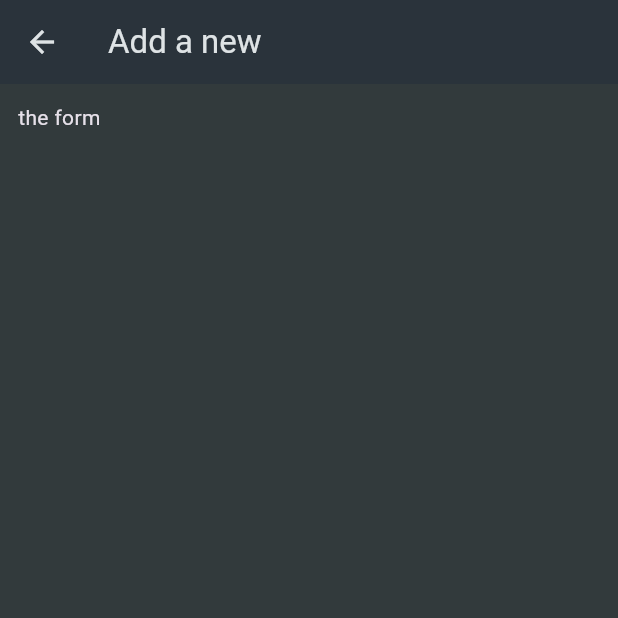
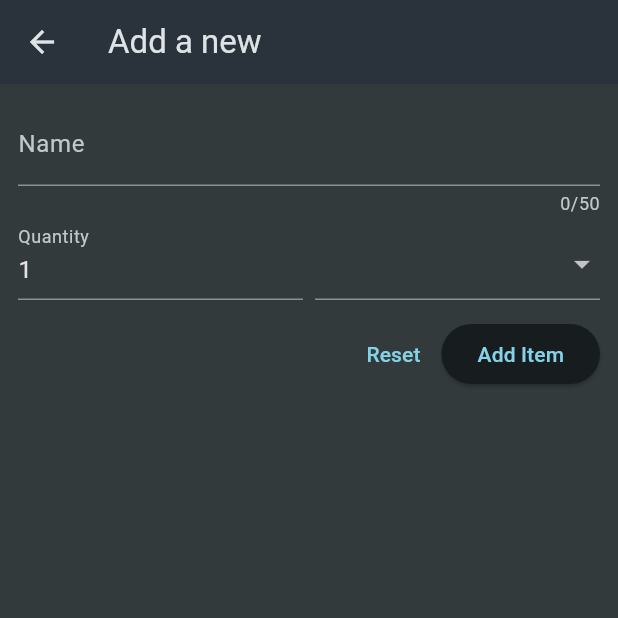
Before and after one commit to jzuber29/shopping_list, a Flutter app: the NewItem screen opened directly, on a phone screen of 412 x 824 dp, the top half of it. Run offline on Flutter 3.47's test engine with Material 3 defaults, Android fonts, the phone set to English and light mode, and no system bars.

Commit message:
Implemented form with TextFormField, dropdown, buttons, validation logic, and global key access

```diff
--- a/lib/widgets/new_item.dart
+++ b/lib/widgets/new_item.dart
@@ -1,26 +1,117 @@
 import 'package:flutter/material.dart';
+import 'package:shopping_list/data/categories.dart';
+import 'package:shopping_list/models/category.dart';
 
-class NewItem extends StatefulWidget{
-  const NewItem ({super.key});
+class NewItem extends StatefulWidget {
+  const NewItem({super.key});
 
-@override
-  State<NewItem> createState()=> _NewItemState();
+  @override
+  State<NewItem> createState() => _NewItemState();
 }
-class _NewItemState extends State<NewItem>{
-@override
-  Widget build(BuildContext context) {
-    return Scaffold(
-      appBar: AppBar(
-        title: Text('Add a new'),
-      ),
-      body: Padding(
-        padding: EdgeInsets.all(12),
-        child: Text('the form'),),
-    );
 
+class _NewItemState extends State<NewItem> {
+  final _formKey = GlobalKey<FormState>();
 
+  void _saveItem() {
+    final isValid = _formKey.currentState!.validate();
+    if (!isValid) return;
 
 
   }
 
+  @override
+  Widget build(BuildContext context) {
+    return Scaffold(
+      appBar: AppBar(
+        title: const Text('Add a new'),
+      ),
+      body: Padding(
+        padding: const EdgeInsets.all(12),
+        child: Form(
+          key: _formKey,
+          child: Column(
+            children: [
+              TextFormField(
+                maxLength: 50,
+                decoration: const InputDecoration(
+                  label: Text('Name'),
+                ),
+                validator: (value) {
+                  if (value == null ||
+                      value.isEmpty ||
+                      value.trim().length <= 1 ||
+                      value.trim().length > 50) {
+                    return 'Must be between 1 and 50 characters.';
+                  }
+                  return null;
+                },
+              ),
+              Row(
+                crossAxisAlignment: CrossAxisAlignment.end,
+                children: [
+                  Expanded(
+                    child: TextFormField(
+                      decoration: const InputDecoration(
+                        label: Text('Quantity'),
+                      ),
+                      keyboardType: TextInputType.number,
+                      initialValue: '1',
+                      validator: (value) {
+                        if (value == null ||
+                            value.isEmpty ||
+                            int.tryParse(value) == null ||
+                            int.tryParse(value)! <= 0) {
+                          return 'Must be a valid positive number';
+                        }
+                        return null;
+                      },
+                    ),
+                  ),
+                  const SizedBox(width: 8),
+                  Expanded(
+                    child: DropdownButtonFormField(
+                      items: [
+                        for (final category in categories.entries)
+                          DropdownMenuItem(
+                            value: category.value,
+                            child: Row(
+                              children: [
+                                Container(
+                                  width: 16,
+                                  height: 16,
+                                  color: category.value.color,
+                                ),
+                                const SizedBox(width: 6),
+                                Text(category.value.title),
+                              ],
+                            ),
+                          ),
+                      ],
+                      onChanged: (value) {},
+                    ),
+                  ),
+                ],
+              ),
+              const SizedBox(height: 12),
+              Row(
+                mainAxisAlignment: MainAxisAlignment.end,
+                children: [
+                  TextButton(
+                    onPressed: () {
+                      _formKey.currentState!.reset();
+                    },
+                    child: const Text('Reset'),
+                  ),
+                  ElevatedButton(
+                    onPressed: _saveItem,
+                    child: const Text('Add Item'),
+                  ),
+                ],
+              ),
+            ],
+          ),
+        ),
+      ),
+    );
+  }
 }
```
